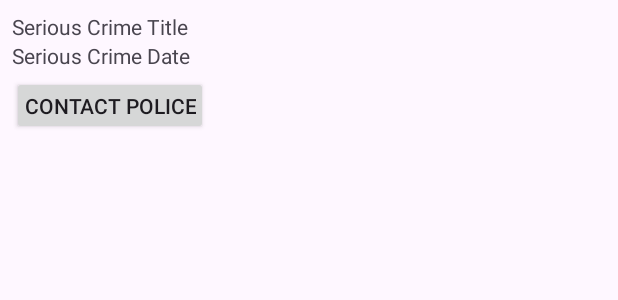
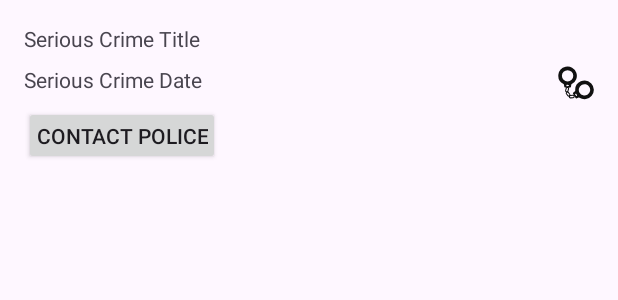
Before and after one commit to neoseurae12/CriminalIntent, an Android app: the layout list_item_serious_crime.xml on its own in the app's theme, with its tools: preview values and no code run, on a phone screen of 412 x 824 dp. Shown: the top 300 px of the screen. Run offline under Robolectric (Android 15) with nearby library versions, the phone set to English and light mode, and no system bars.

Commit message:
Using ConstraintLayout
- Use Android Studio's Layout Editor
- Convert root layout from LinearLayout to ConstraintLayout
- Add ImagaView (handcuffs image)
- Add a series of constraints to layouts
- Add margins
- For TextViews, adjust their horizontal view setting to 0dp (match constraint)

```diff
--- a/app/src/main/res/layout/list_item_serious_crime.xml
+++ b/app/src/main/res/layout/list_item_serious_crime.xml
@@ -1,30 +1,56 @@
 <?xml version="1.0" encoding="utf-8"?>
-<LinearLayout xmlns:android="http://schemas.android.com/apk/res/android"
+<androidx.constraintlayout.widget.ConstraintLayout xmlns:android="http://schemas.android.com/apk/res/android"
+    xmlns:app="http://schemas.android.com/apk/res-auto"
+    android:id="@+id/linearLayout2"
     android:layout_width="match_parent"
-    android:layout_height="wrap_content"
-    android:orientation="vertical"
-    android:padding="8dp">
+    android:layout_height="wrap_content">
 
     <TextView
         android:id="@+id/serious_crime_title"
-        android:layout_width="wrap_content"
+        android:layout_width="0dp"
         android:layout_height="wrap_content"
-        android:text="Serious Crime Title" />
+        android:layout_marginStart="16dp"
+        android:layout_marginTop="16dp"
+        android:layout_marginEnd="8dp"
+        android:text="Serious Crime Title"
+        app:layout_constraintEnd_toStartOf="@+id/imageView2"
+        app:layout_constraintStart_toStartOf="parent"
+        app:layout_constraintTop_toTopOf="parent" />
 
     <TextView
         android:id="@+id/serious_crime_date"
-        android:layout_width="wrap_content"
+        android:layout_width="0dp"
         android:layout_height="wrap_content"
-        android:text="Serious Crime Date" />
+        android:layout_marginStart="16dp"
+        android:layout_marginTop="8dp"
+        android:layout_marginEnd="8dp"
+        android:text="Serious Crime Date"
+        app:layout_constraintEnd_toStartOf="@+id/imageView2"
+        app:layout_constraintHorizontal_bias="0.513"
+        app:layout_constraintStart_toStartOf="parent"
+        app:layout_constraintTop_toBottomOf="@+id/serious_crime_title" />
 
     <androidx.appcompat.widget.AppCompatButton
         android:id="@+id/contact_police_button"
         android:layout_width="wrap_content"
         android:layout_height="wrap_content"
+        android:layout_marginStart="16dp"
+        android:layout_marginTop="8dp"
+        android:contentDescription="@string/contact_police_button"
         android:minHeight="0dp"
         android:paddingHorizontal="8dp"
-        android:layout_marginTop="4dp"
         android:text="Contact Police"
-        android:contentDescription="@string/contact_police_button" />
+        app:layout_constraintStart_toStartOf="parent"
+        app:layout_constraintTop_toBottomOf="@+id/serious_crime_date" />
 
-</LinearLayout>
+    <ImageView
+        android:id="@+id/imageView2"
+        android:layout_width="wrap_content"
+        android:layout_height="wrap_content"
+        android:layout_marginEnd="16dp"
+        app:layout_constraintBottom_toBottomOf="parent"
+        app:layout_constraintEnd_toEndOf="parent"
+        app:layout_constraintTop_toTopOf="parent"
+        app:srcCompat="@drawable/ic_solved" />
+
+</androidx.constraintlayout.widget.ConstraintLayout>
```
Also changed, not shown: app/src/main/res/layout/list_item_crime.xml (+31 -9 lines).
